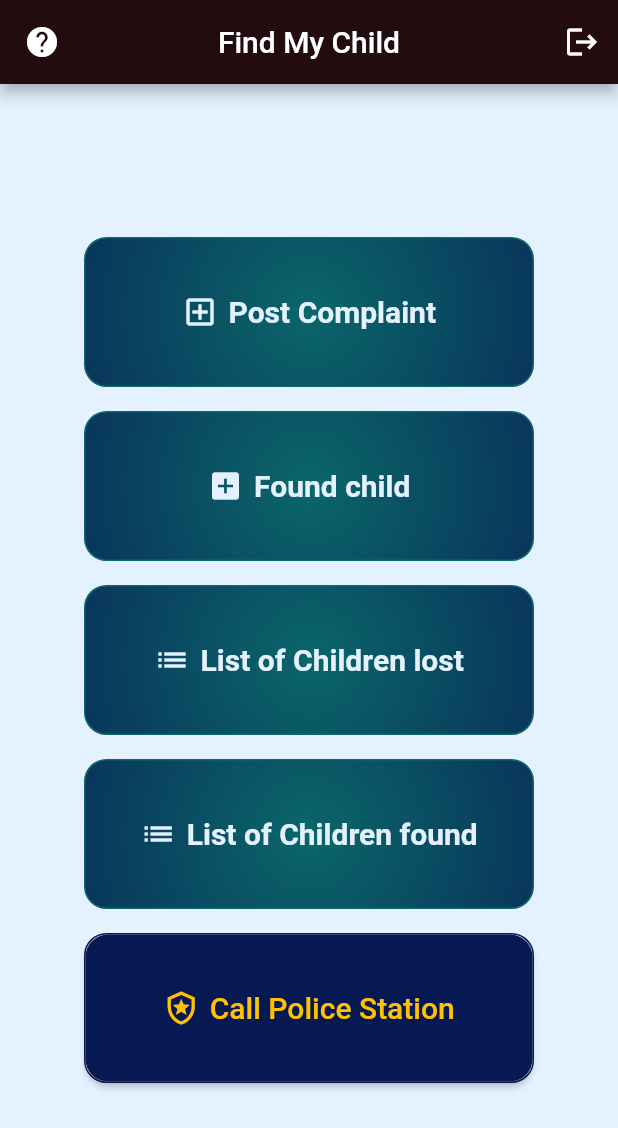
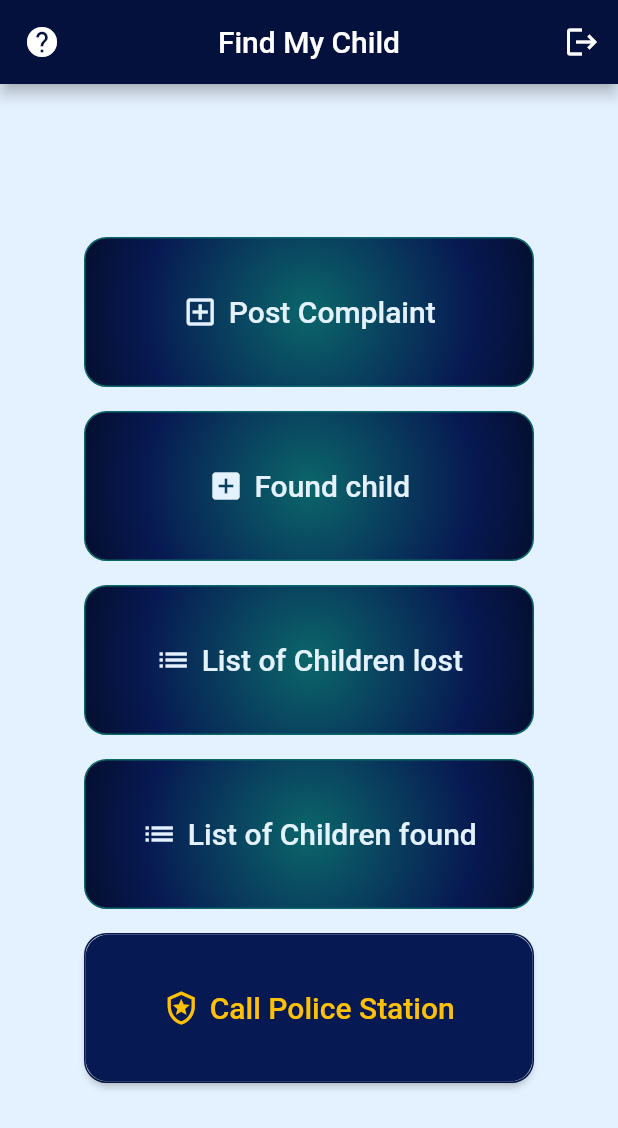
Before and after one commit to EnigmaEnforcers/App, a Flutter app: the screen it shows after launch, after a tap on "Skip", after a tap on "Get Started", on a phone screen of 412 x 824 dp. Shown: the top 1128 px of the screen. Run offline on Flutter 3.47's test engine with Material 2 defaults, Android fonts, the phone set to English and light mode, and no system bars; our stand-ins replace cloud_firestore, firebase_core, firebase_storage, flutter_image_compress, image_picker, shared_preferences and 1 more; accounts and stored records are empty.

Commit message:
minor ui changes and bug fixes

```diff
--- a/lib/model/homepagebutton.dart
+++ b/lib/model/homepagebutton.dart
@@ -38,10 +38,14 @@ class _HomePageButtonState extends State<HomePageButton> {
           height: 100,
           width: 300,
           decoration: BoxDecoration(
-            gradient: RadialGradient(colors: [
-              lighttheme.colorScheme.primary,
-              lighttheme.colorScheme.secondary
-            ], radius: 2.5),
+            gradient: RadialGradient(
+              colors: [
+                lighttheme.colorScheme.primary,
+                lighttheme.colorScheme.secondary,
+                Colors.black
+              ],
+              radius: 2.2,
+            ),
             color: lighttheme.colorScheme.primary,
             shape: BoxShape.rectangle,
             border: Border.all(color: lighttheme.colorScheme.primary),
@@ -59,7 +63,7 @@ class _HomePageButtonState extends State<HomePageButton> {
               ),
               Text(widget.buttonText,
                   style: TextStyle(
-                      fontWeight: FontWeight.bold,
+                      fontWeight: FontWeight.w500,
                       fontSize: 20,
                       color: lighttheme.colorScheme.background))
             ],
--- a/lib/screens/onboardscreen.dart
+++ b/lib/screens/onboardscreen.dart
@@ -99,8 +99,10 @@ class _OnboardScreenState extends State<OnboardScreen> {
       ),
       bottomSheet: isLastPage
           ? TextButton(
-              style:
-                  TextButton.styleFrom(minimumSize: const Size.fromHeight(70)),
+              style: TextButton.styleFrom(
+                  minimumSize: const Size.fromHeight(70),
+
+                  backgroundColor: lighttheme.colorScheme.primary),
               onPressed: () async {
                 final prefs = await SharedPreferences.getInstance();
                 prefs.setBool('showHome', true);
@@ -111,11 +113,11 @@ class _OnboardScreenState extends State<OnboardScreen> {
               child: Text(
                 "Get Started",
                 style: TextStyle(
-                    fontSize: 24,
-                    color: lighttheme.appBarTheme.backgroundColor),
-              ),)
+                    fontSize: 24, color: lighttheme.colorScheme.background),
+              ),
+            )
           : Container(
-            color: lighttheme.colorScheme.primary,
+              color: lighttheme.colorScheme.primary,
               padding: const EdgeInsets.symmetric(horizontal: 10),
               height: 70,
               child: Row(
@@ -126,7 +128,7 @@ class _OnboardScreenState extends State<OnboardScreen> {
                     child: Text(
                       "Skip",
                       style: TextStyle(
-                        fontSize: 15,
+                          fontSize: 15,
                           color: lighttheme.colorScheme.background),
                     ),
                   ),
@@ -135,7 +137,7 @@ class _OnboardScreenState extends State<OnboardScreen> {
                       controller: controller,
                       count: 3,
                       effect: WormEffect(
-                        dotHeight:10 ,
+                        dotHeight: 10,
                         dotWidth: 10,
                         spacing: 14,
                         dotColor: lighttheme.colorScheme.background,
@@ -152,7 +154,7 @@ class _OnboardScreenState extends State<OnboardScreen> {
                         curve: Curves.easeInOut),
                     child: Text("Next",
                         style: TextStyle(
-                          fontSize: 15,
+                            fontSize: 15,
                             color: lighttheme.colorScheme.background)),
                   ),
                 ],
--- a/lib/screens/postcomplaint.dart
+++ b/lib/screens/postcomplaint.dart
@@ -29,7 +29,9 @@ class _PostComplaintState extends State<PostComplaint> {
   var _description = '';
   var _lostdate =
       'Please Select Date';
-       void _presentdatePicker() async {
+
+
+    void _presentdatePicker() async {
     final now = DateTime.now();
     final firstDate = DateTime(now.year - 1, now.month, now.day);
     final pickedDate = await showDatePicker(
--- a/lib/themes/lighttheme.dart
+++ b/lib/themes/lighttheme.dart
@@ -1,9 +1,9 @@
 import 'package:flutter/material.dart';
 
 ThemeData lighttheme = ThemeData(
-  appBarTheme: const AppBarTheme(backgroundColor: Color(0xff220C10)),
+  appBarTheme: const AppBarTheme(backgroundColor: Color.fromARGB(255, 4, 17, 60)),
   brightness: Brightness.light,
-  dialogBackgroundColor: const Color(0xffACECA1),
+  dialogBackgroundColor: const Color.fromARGB(255, 5, 244, 236),
   colorScheme:   const ColorScheme.light(
     background: Color(0xffE4F1FF),
     primary: Color(0xff0B666A),
--- a/lib/widget/childInfo.dart
+++ b/lib/widget/childInfo.dart
@@ -19,7 +19,7 @@ Widget buildPopupDialog(BuildContext context, index, lostChildren) {
             borderRadius: BorderRadius.circular(5),
             child: Image.network(
               lostChildren[index].image,
-              height: 150,
+              height: 250,
             ),
           ),
         ),
@@ -69,7 +69,7 @@ Widget buildPopupDialog(BuildContext context, index, lostChildren) {
     ),
     actions: <Widget>[
       Padding(
-        padding: const EdgeInsets.fromLTRB(0,0,8,8),
+        padding: const EdgeInsets.fromLTRB(0, 0, 8, 8),
         child: OutlinedButton(
           style: ButtonStyle(
               backgroundColor:
--- a/lib/widget/infowidget.dart
+++ b/lib/widget/infowidget.dart
@@ -3,7 +3,7 @@ import 'package:flutter/material.dart';
 
 Widget buildPopupDialog(BuildContext context) {
   return AlertDialog(
-    backgroundColor: lighttheme.colorScheme.tertiary,
+    backgroundColor: lighttheme.colorScheme.background,
     title: const Text("Help: "),
     content: const Column(
       mainAxisSize: MainAxisSize.min,
```
Also changed, not shown: lib/screens/child_found.dart (+28 -41 lines), 1 other file.
